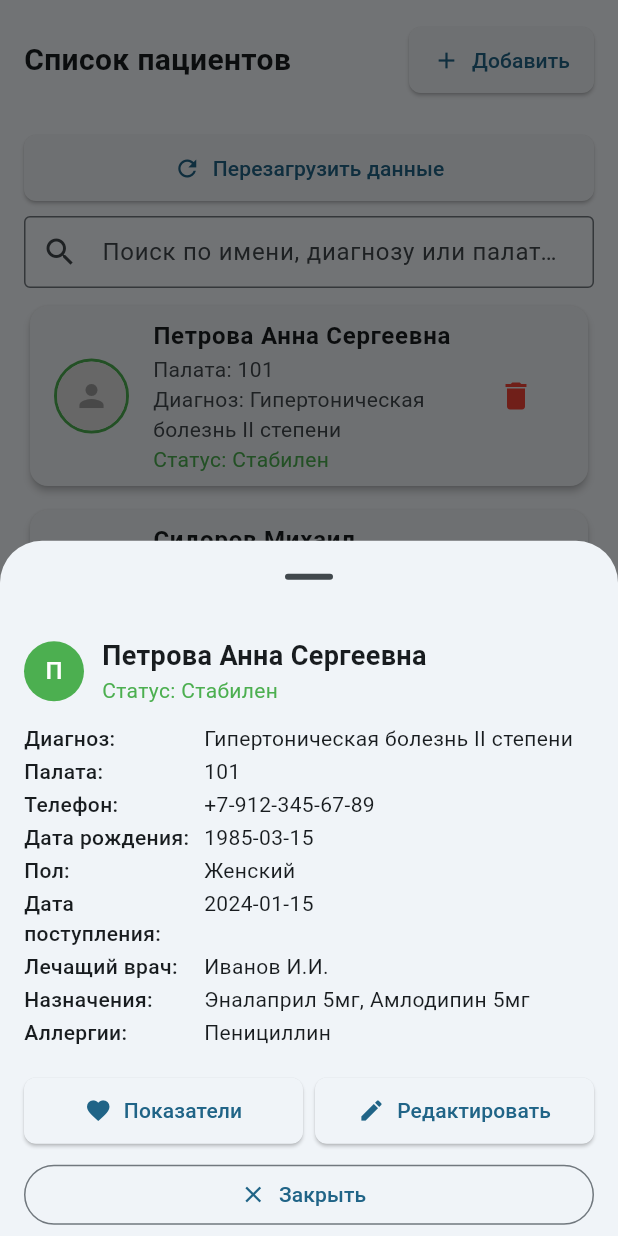
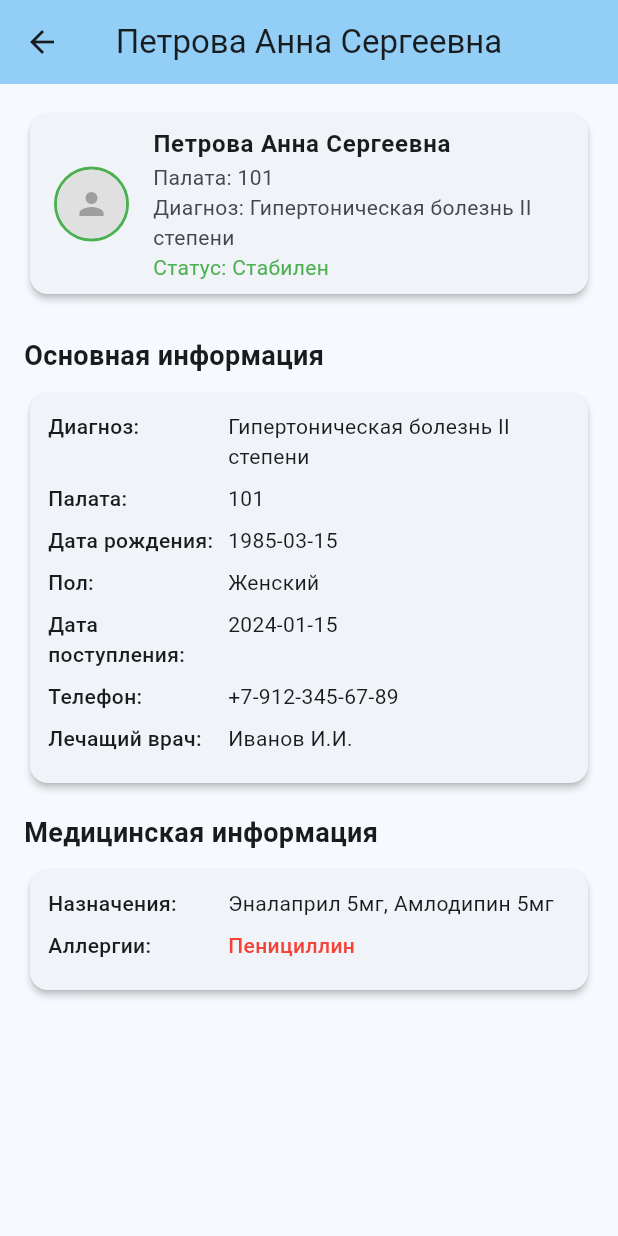
Before and after one commit to Razorray12/cpmad5, a Flutter app: the PatientListScreen widget shown alone on an empty page, opened directly, after a tap on an icon or button, on a phone screen of 412 x 824 dp. Run offline on Flutter 3.47's test engine with Material 3 defaults, Android fonts, the light colour scheme and no system bars; drawn by our look-alikes of cached_network_image; network calls fail.

Commit message:
Implement page-based navigation with vertical and horizontal navigation patterns
- Replace RootShell with named routes navigation system
- Implement horizontal navigation using Navigator.pushReplacementNamed:
  * Switch between main screens (Dashboard, Patients, Vitals, Consultations, Chat, Profile)
  * Disable back button for horizontal navigation (automaticallyImplyLeading: false)
  * Create AppShellPage as reusable shell with bottom navigation

- Implement vertical navigation using Navigator.push:
  * Add PatientDetailScreen as example of vertical navigation
  * Enable back button for detail screens (default behavior)

- Create page wrappers following existing architecture:
  * DashboardPage, PatientsPage, VitalsPage, ConsultationsPage, ChatPage, ProfilePage
  * All pages use AppShellPage for consistent UI

- Add route management:
  * Create AppRoutes class with centralized route definitions
  * Configure MaterialApp with initialRoute and routes map

- Move data initialization:
  * Transfer initializeSampleData() from RootShell to DashboardPage.initState()
  * Ensure sample data loads on app startup

- Remove obsolete RootShell component

This implementation follows the existing architectural patterns and provides
both navigation types as required: horizontal (pushReplacement) and vertical (push).

```diff
--- /dev/null
+++ b/lib/features/patients/screens/patient_detail_screen.dart
@@ -0,0 +1,151 @@
+import 'package:flutter/material.dart';
+import '../../../shared/state/app_scope.dart';
+import '../models/patient.dart';
+import '../widgets/patient_card.dart';
+import '../../vitals/models/vital_sign.dart';
+import '../../vitals/widgets/vital_card.dart';
+import '../../../shared/widgets/status_avatar.dart';
+
+/// Страница деталей пациента - пример вертикальной навигации (Navigator.push)
+class PatientDetailScreen extends StatelessWidget {
+  final Patient patient;
+
+  const PatientDetailScreen({super.key, required this.patient});
+
+  @override
+  Widget build(BuildContext context) {
+    final state = AppScope.of(context);
+    final vitals = state.vitalsFor(patient.id);
+    final consultations = state.consultationsForPatient(patient.id);
+
+    return Scaffold(
+      appBar: AppBar(
+        title: Text(patient.fullName),
+        backgroundColor: Theme.of(context).colorScheme.inversePrimary,
+      ),
+      body: SingleChildScrollView(
+        padding: const EdgeInsets.all(16.0),
+        child: Column(
+          crossAxisAlignment: CrossAxisAlignment.start,
+          children: [
+            // Карточка пациента
+            PatientCard(
+              patient: patient,
+              onTap: null,
+            ),
+            const SizedBox(height: 24),
+
+            // Основная информация
+            _buildSection(
+              title: 'Основная информация',
+              children: [
+                _buildInfoRow('Диагноз', patient.diagnosis),
+                if (patient.room != null && patient.room!.isNotEmpty)
+                  _buildInfoRow('Палата', patient.room!),
+                if (patient.birthDate != null && patient.birthDate!.isNotEmpty)
+                  _buildInfoRow('Дата рождения', patient.birthDate!),
+                if (patient.sex != null && patient.sex!.isNotEmpty)
+                  _buildInfoRow('Пол', patient.sex!),
+                if (patient.admissionDate != null && patient.admissionDate!.isNotEmpty)
+                  _buildInfoRow('Дата поступления', patient.admissionDate!),
+                if (patient.phoneNumber != null && patient.phoneNumber!.isNotEmpty)
+                  _buildInfoRow('Телефон', patient.phoneNumber!),
+                if (patient.mainDoctor != null && patient.mainDoctor!.isNotEmpty)
+                  _buildInfoRow('Лечащий врач', patient.mainDoctor!),
+              ],
+            ),
+
+            // Назначения и аллергии
+            if (patient.medications != null && patient.medications!.isNotEmpty ||
+                patient.allergies != null && patient.allergies!.isNotEmpty)
+              _buildSection(
+                title: 'Медицинская информация',
+                children: [
+                  if (patient.medications != null && patient.medications!.isNotEmpty)
+                    _buildInfoRow('Назначения', patient.medications!),
+                  if (patient.allergies != null && patient.allergies!.isNotEmpty)
+                    _buildInfoRow('Аллергии', patient.allergies!, isWarning: true),
+                ],
+              ),
+
+            // Последние показатели
+            if (vitals.isNotEmpty)
+              _buildSection(
+                title: 'Последние показатели',
+                children: vitals.take(3).map((vital) => Padding(
+                  padding: const EdgeInsets.only(bottom: 8.0),
+                  child: VitalCard(vital: vital, patientId: patient.id),
+                )).toList(),
+              ),
+
+            // Последние консультации
+            if (consultations.isNotEmpty)
+              _buildSection(
+                title: 'Последние консультации',
+                children: consultations.take(3).map((consultation) => Card(
+                  child: ListTile(
+                    leading: const Icon(Icons.event_note),
+                    title: Text(consultation.note),
+                    subtitle: Text(
+                      '${_formatDateTime(consultation.dateTime)}${consultation.doctorName != null ? ' • ${consultation.doctorName}' : ''}',
+                    ),
+                  ),
+                )).toList(),
+              ),
+          ],
+        ),
+      ),
+    );
+  }
+
+  Widget _buildSection({required String title, required List<Widget> children}) {
+    return Column(
+      crossAxisAlignment: CrossAxisAlignment.start,
+      children: [
+        Text(
+          title,
+          style: const TextStyle(fontSize: 18, fontWeight: FontWeight.bold),
+        ),
+        const SizedBox(height: 8),
+        Card(
+          child: Padding(
+            padding: const EdgeInsets.all(12.0),
+            child: Column(children: children),
+          ),
+        ),
+        const SizedBox(height: 16),
+      ],
+    );
+  }
+
+  Widget _buildInfoRow(String label, String value, {bool isWarning = false}) {
+    return Padding(
+      padding: const EdgeInsets.only(bottom: 8.0),
+      child: Row(
+        crossAxisAlignment: CrossAxisAlignment.start,
+        children: [
+          SizedBox(
+            width: 120,
+            child: Text(
+              '$label:',
+              style: const TextStyle(fontWeight: FontWeight.w500),
+            ),
+          ),
+          Expanded(
+            child: Text(
+              value,
+              style: TextStyle(
+                color: isWarning ? Colors.red : null,
+                fontWeight: isWarning ? FontWeight.w500 : null,
+              ),
+            ),
+          ),
+        ],
+      ),
+    );
+  }
+
+  String _formatDateTime(DateTime dateTime) {
+    return '${dateTime.day}.${dateTime.month}.${dateTime.year} ${dateTime.hour}:${dateTime.minute.toString().padLeft(2, '0')}';
+  }
+}
--- a/lib/features/patients/screens/patient_list_screen.dart
+++ b/lib/features/patients/screens/patient_list_screen.dart
@@ -5,6 +5,7 @@ import '../widgets/patient_card.dart';
 import '../widgets/patient_form.dart';
 import '../widgets/patient_actions_sheet.dart';
 import '../widgets/patient_edit_form.dart';
+import '../screens/patient_detail_screen.dart';
 import '../../vitals/models/vital_sign.dart';
 import '../../vitals/widgets/vital_form.dart';
 import '../../../shared/widgets/section_header.dart';
@@ -90,7 +91,15 @@ class _PatientListScreenState extends State<PatientListScreen> {
                     final p = patients[index];
                     return PatientCard(
                       patient: p,
-                      onTap: () => _showPatientActions(context, p),
+                      onTap: () {
+                        // Пример вертикальной навигации: Navigator.push
+                        Navigator.push(
+                          context,
+                          MaterialPageRoute(
+                            builder: (context) => PatientDetailScreen(patient: p),
+                          ),
+                        );
+                      },
                       onDelete: () => AppScope.of(context).removePatient(p.id),
                     );
                   },
--- /dev/null
+++ b/lib/shared/navigation/app_routes.dart
@@ -0,0 +1,8 @@
+class AppRoutes {
+  static const String dashboard = '/dashboard';
+  static const String patients = '/patients';
+  static const String vitals = '/vitals';
+  static const String consultations = '/consultations';
+  static const String chat = '/chat';
+  static const String profile = '/profile';
+}
```
Also changed, not shown: lib/main.dart (+16 -2 lines), lib/pages/chat_page.dart (added, +16 -0 lines), lib/pages/consultations_page.dart (added, +16 -0 lines), lib/pages/dashboard_page.dart (added, +35 -0 lines), lib/pages/patients_page.dart (added, +16 -0 lines), lib/pages/profile_page.dart (added, +16 -0 lines), lib/pages/vitals_page.dart (added, +16 -0 lines), lib/root_shell.dart (deleted, +0 -79 lines), lib/shared/widgets/app_shell_page.dart (added, +61 -0 lines).
